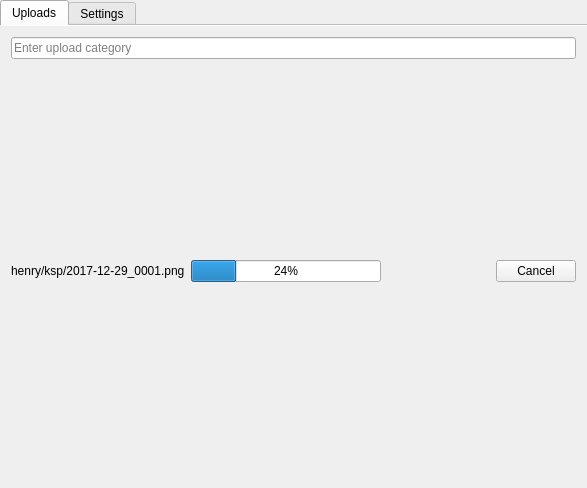
Above: MainWindow.ui from henry4k/live-share-client before the change. Below: the same form after it.
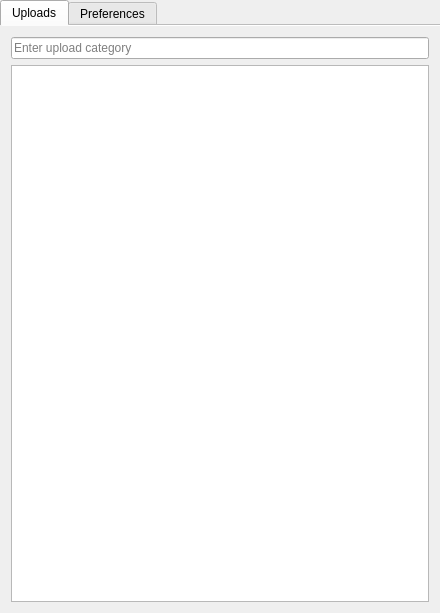
That is the form after the change. The open tabs and pages were chosen to show the change. Icons and pictures are not drawn. Custom widgets are drawn as their Qt base class.

Commit message: Implemented upload queue UI.

The edit to the form file:
```diff
--- a/MainWindow.ui
+++ b/MainWindow.ui
@@ -6,8 +6,8 @@
    <rect>
     <x>0</x>
     <y>0</y>
-    <width>587</width>
-    <height>488</height>
+    <width>440</width>
+    <height>613</height>
    </rect>
   </property>
   <property name="windowTitle">
@@ -61,81 +61,11 @@
          </widget>
         </item>
         <item>
-         <widget class="QScrollArea" name="scrollArea_2">
-          <property name="frameShape">
-           <enum>QFrame::NoFrame</enum>
-          </property>
-          <property name="frameShadow">
-           <enum>QFrame::Plain</enum>
-          </property>
-          <property name="horizontalScrollBarPolicy">
-           <enum>Qt::ScrollBarAlwaysOff</enum>
-          </property>
-          <property name="widgetResizable">
-           <bool>true</bool>
-          </property>
-          <property name="alignment">
-           <set>Qt::AlignLeading|Qt::AlignLeft|Qt::AlignTop</set>
-          </property>
-          <widget class="QWidget" name="scrollAreaWidgetContents_2">
-           <property name="geometry">
-            <rect>
-             <x>0</x>
-             <y>0</y>
-             <width>575</width>
-             <height>398</height>
-            </rect>
-           </property>
-           <property name="sizePolicy">
-            <sizepolicy hsizetype="Preferred" vsizetype="Preferred">
-             <horstretch>0</horstretch>
-             <verstretch>0</verstretch>
-            </sizepolicy>
-           </property>
-           <layout class="QGridLayout" name="gridLayout_2" columnstretch="0,0,0">
-            <property name="leftMargin">
-             <number>0</number>
-            </property>
-            <property name="rightMargin">
-             <number>0</number>
-            </property>
-            <item row="0" column="2">
-             <widget class="QDialogButtonBox" name="buttonBox">
-              <property name="sizePolicy">
-               <sizepolicy hsizetype="Preferred" vsizetype="Preferred">
-                <horstretch>0</horstretch>
-                <verstretch>0</verstretch>
-               </sizepolicy>
-              </property>
-              <property name="standardButtons">
-               <set>QDialogButtonBox::Cancel</set>
-              </property>
-              <property name="centerButtons">
-               <bool>false</bool>
-              </property>
-             </widget>
-            </item>
-            <item row="0" column="1">
-             <widget class="QProgressBar" name="progressBar">
-              <property name="value">
-               <number>24</number>
-              </property>
-             </widget>
-            </item>
-            <item row="0" column="0">
-             <widget class="QLabel" name="label">
-              <property name="text">
-               <string>henry/ksp/2017-12-29_0001.png</string>
-              </property>
-             </widget>
-            </item>
-           </layout>
-          </widget>
-         </widget>
-        </item>
-       </layout>
-      </widget>
-      <widget class="QWidget" name="tabWidgetPage2">
+         <widget class="UploadQueueWidget" name="uploadQueueWidget"/>
+        </item>
+       </layout>
+      </widget>
+      <widget class="QWidget" name="preferencesTabPage">
        <property name="sizePolicy">
         <sizepolicy hsizetype="Fixed" vsizetype="Preferred">
          <horstretch>0</horstretch>
@@ -147,7 +77,7 @@
          <normaloff>.</normaloff>.</iconset>
        </attribute>
        <attribute name="title">
-        <string>Settings</string>
+        <string>Preferences</string>
        </attribute>
        <layout class="QVBoxLayout" name="verticalLayout">
         <item>
@@ -420,6 +350,11 @@
    <extends>QKeySequenceEdit</extends>
    <header>keysequence_widget.h</header>
   </customwidget>
+  <customwidget>
+   <class>UploadQueueWidget</class>
+   <extends>QTableWidget</extends>
+   <header>UploadQueueWidget.h</header>
+  </customwidget>
  </customwidgets>
  <resources/>
  <connections/>
```
Left out of the diff: 87 changed lines with no effect on the pictures. Lines whose indentation alone changed are shown as unchanged. The commit also changes 11 other files.
